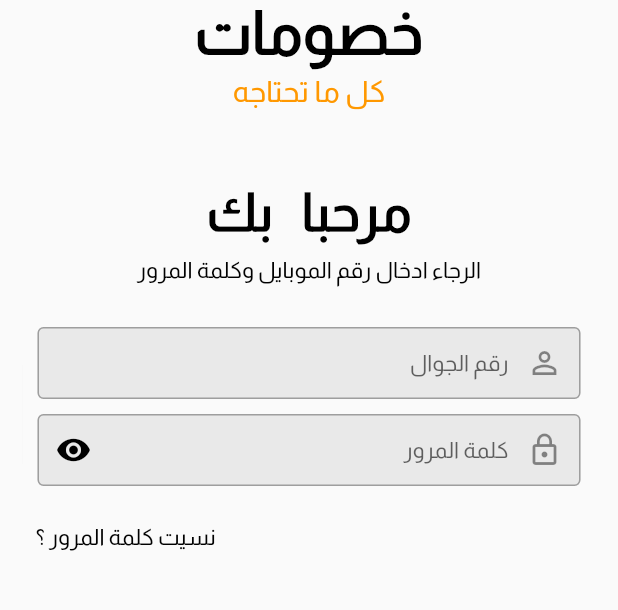
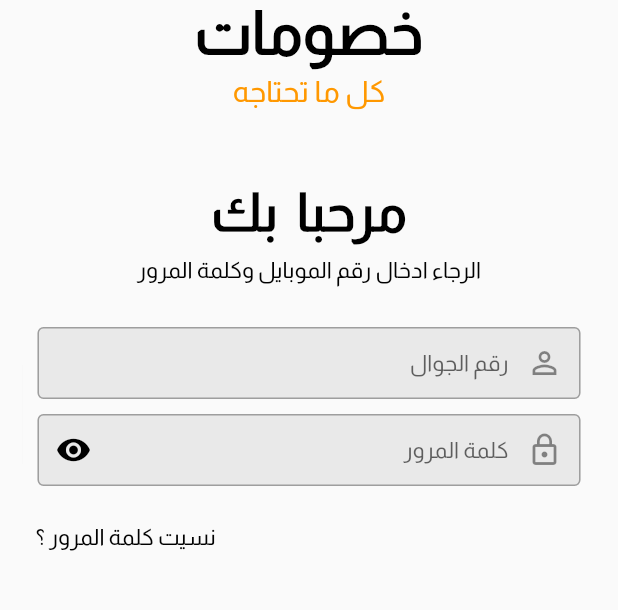
Before and after one commit to mohammadeslim22/Joker2020, a Flutter app: the screen it shows after launch, on a phone screen of 412 x 824 dp, the part 195-805 px from its top. Run offline on Flutter 3.47's test engine with Material 2 defaults, Android fonts, the phone set to English and light mode, and no system bars; our stand-ins replace flutter_spinkit; project files that could hold a hidden picture were left out.

Commit message:
new commet

```diff
--- a/lib/login_screen.dart
+++ b/lib/login_screen.dart
@@ -18,7 +18,7 @@ class LoginScreen extends StatelessWidget {
         ],
         supportedLocales: [
           Locale("en", "US"),
-          Locale('ar', 'AE'), // OR Locale('ar', 'AE') OR Other RTL locales
+          Locale('ar', 'AE'),
         ]);
   }
 }
@@ -60,15 +60,6 @@ class _MyHomePageState extends State<LoginScreenPage>
     // var _animationController = AnimationController(vsync: this, duration: Duration(seconds: 1));
   }
 
-  final spinkit2 = SpinKitFadingCircle(
-    itemBuilder: (BuildContext context, int index) {
-      return DecoratedBox(
-        decoration: BoxDecoration(
-          color: index.isEven ? Colors.yellow : Colors.yellowAccent,
-        ),
-      );
-    },
-  );
   void _toggle() {
     setState(() {
       _obscureText = !_obscureText;
@@ -169,7 +160,16 @@ class _MyHomePageState extends State<LoginScreenPage>
       color: Colors.yellow,
       size: 50.0,
       controller: _controller,
+      // itemBuilder: (BuildContext context, int index) {
+      //   return DecoratedBox(
+      //     decoration: BoxDecoration(
+      //       color:  Colors.green,
+      //     ),
+      //   );
+      // },
     );
+    final spinkit = SpinKitDoubleBounce(
+        color: Colors.white, size: 50.0, controller: _controller);
     return new Scaffold(
         body: GestureDetector(
       onTap: () {
@@ -215,7 +215,7 @@ class _MyHomePageState extends State<LoginScreenPage>
               children: <Widget>[
                 Padding(
                   padding: EdgeInsets.fromLTRB(0, 0, 0, 10),
-                  child: Text("مرحبا   بك",
+                  child: Text("مرحبا  بك",
                       style: TextStyle(
                         fontWeight: FontWeight.bold,
                         fontFamily: 'Almarai',
@@ -259,7 +259,7 @@ class _MyHomePageState extends State<LoginScreenPage>
                       setState(() {
                         f = Padding(
                           padding: EdgeInsets.fromLTRB(0, 7, 0, 7),
-                          child: spinkit1,
+                          child: spinkit,
                         );
 
                         loading = !loading;
```
